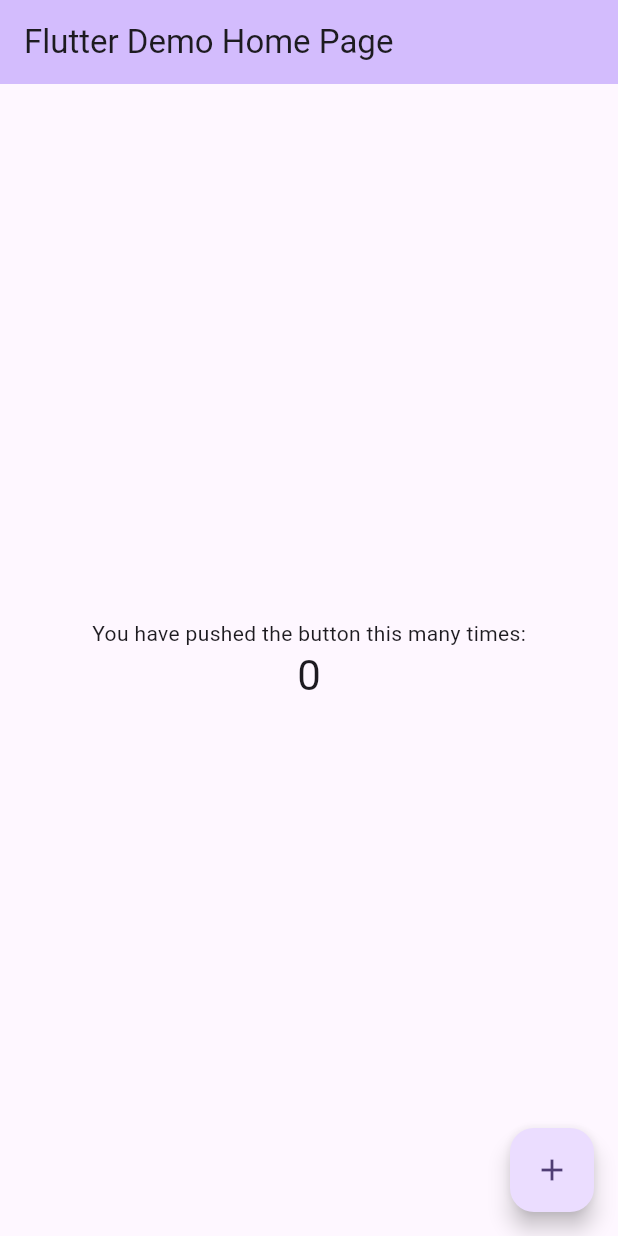
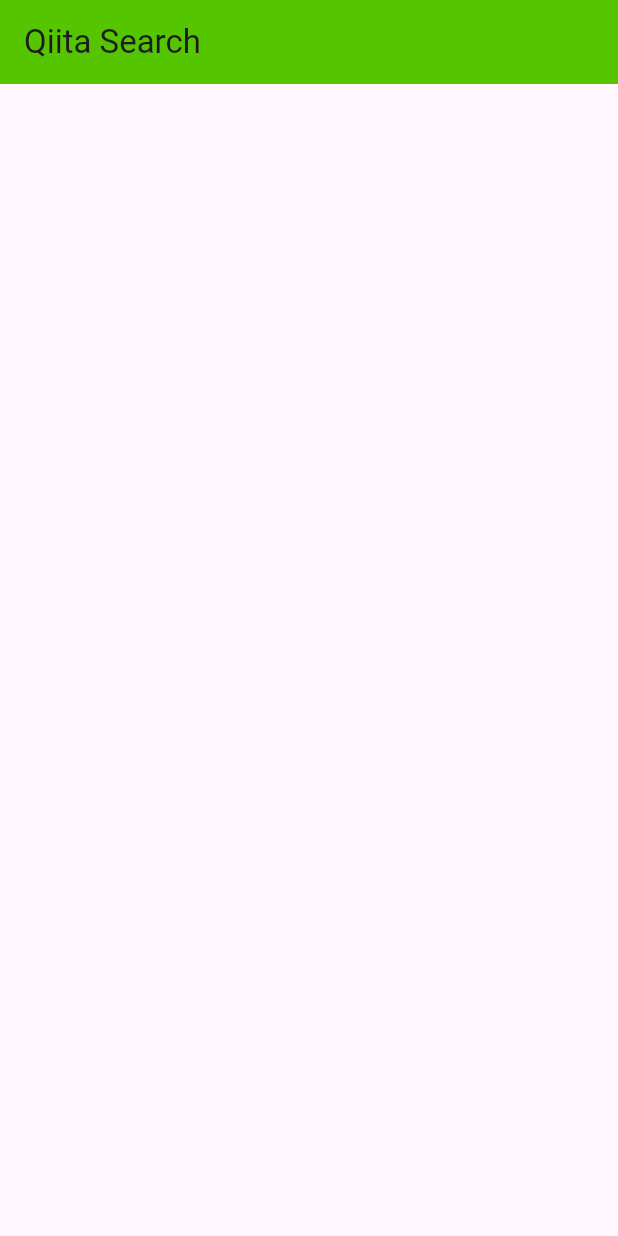
Before and after one commit to YuuuDays/Fultter_practice, a Flutter app: the screen it shows after launch, on a phone screen of 412 x 824 dp. Run offline on Flutter 3.47's test engine with Material 3 defaults, Android fonts, the phone set to English and light mode, and no system bars.

Commit message:
chapter4:ハンズオン

```diff
--- a/lib/main.dart
+++ b/lib/main.dart
@@ -1,122 +1,29 @@
 import 'package:flutter/material.dart';
+import 'package:practice_fultter/screens/search_screen.dart';
+
 
 void main() {
-  runApp(const MyApp());
+  runApp(const MainApp());
 }
 
-class MyApp extends StatelessWidget {
-  const MyApp({super.key});
+class MainApp extends StatelessWidget {
+  const MainApp({super.key});
 
-  // This widget is the root of your application.
   @override
   Widget build(BuildContext context) {
-    return MaterialApp(
-      title: 'Flutter Demo',
-      theme: ThemeData(
-        // This is the theme of your application.
-        //
-        // TRY THIS: Try running your application with "flutter run". You'll see
-        // the application has a purple toolbar. Then, without quitting the app,
-        // try changing the seedColor in the colorScheme below to Colors.green
-        // and then invoke "hot reload" (save your changes or press the "hot
-        // reload" button in a Flutter-supported IDE, or press "r" if you used
-        // the command line to start the app).
-        //
-        // Notice that the counter didn't reset back to zero; the application
-        // state is not lost during the reload. To reset the state, use hot
-        // restart instead.
-        //
-        // This works for code too, not just values: Most code changes can be
-        // tested with just a hot reload.
-        colorScheme: ColorScheme.fromSeed(seedColor: Colors.deepPurple),
+    return  MaterialApp(
+      title:'Qiita Seach',
+      theme:ThemeData(
+        primarySwatch:Colors.green,
+        fontFamily:'Hiragino Sans',
+        appBarTheme:const AppBarTheme(
+          backgroundColor:Color(0xFF55C500),
+        ),
+        textTheme:Theme.of(context).textTheme.apply(
+          bodyColor:Colors.white,
+        ),
       ),
-      home: const MyHomePage(title: 'Flutter Demo Home Page'),
+      home:const SearchScreen(),
     );
   }
 }
-
-class MyHomePage extends StatefulWidget {
-  const MyHomePage({super.key, required this.title});
-
-  // This widget is the home page of your application. It is stateful, meaning
-  // that it has a State object (defined below) that contains fields that affect
-  // how it looks.
-
-  // This class is the configuration for the state. It holds the values (in this
-  // case the title) provided by the parent (in this case the App widget) and
-  // used by the build method of the State. Fields in a Widget subclass are
-  // always marked "final".
-
-  final String title;
-
-  @override
-  State<MyHomePage> createState() => _MyHomePageState();
-}
-
-class _MyHomePageState extends State<MyHomePage> {
-  int _counter = 0;
-
-  void _incrementCounter() {
-    setState(() {
-      // This call to setState tells the Flutter framework that something has
-      // changed in this State, which causes it to rerun the build method below
-      // so that the display can reflect the updated values. If we changed
-      // _counter without calling setState(), then the build method would not be
-      // called again, and so nothing would appear to happen.
-      _counter++;
-    });
-  }
-
-  @override
-  Widget build(BuildContext context) {
-    // This method is rerun every time setState is called, for instance as done
-    // by the _incrementCounter method above.
-    //
-    // The Flutter framework has been optimized to make rerunning build methods
-    // fast, so that you can just rebuild anything that needs updating rather
-    // than having to individually change instances of widgets.
-    return Scaffold(
-      appBar: AppBar(
-        // TRY THIS: Try changing the color here to a specific color (to
-        // Colors.amber, perhaps?) and trigger a hot reload to see the AppBar
-        // change color while the other colors stay the same.
-        backgroundColor: Theme.of(context).colorScheme.inversePrimary,
-        // Here we take the value from the MyHomePage object that was created by
-        // the App.build method, and use it to set our appbar title.
-        title: Text(widget.title),
-      ),
-      body: Center(
-        // Center is a layout widget. It takes a single child and positions it
-        // in the middle of the parent.
-        child: Column(
-          // Column is also a layout widget. It takes a list of children and
-          // arranges them vertically. By default, it sizes itself to fit its
-          // children horizontally, and tries to be as tall as its parent.
-          //
-          // Column has various properties to control how it sizes itself and
-          // how it positions its children. Here we use mainAxisAlignment to
-          // center the children vertically; the main axis here is the vertical
-          // axis because Columns are vertical (the cross axis would be
-          // horizontal).
-          //
-          // TRY THIS: Invoke "debug painting" (choose the "Toggle Debug Paint"
-          // action in the IDE, or press "p" in the console), to see the
-          // wireframe for each widget.
-          mainAxisAlignment: MainAxisAlignment.center,
-          children: <Widget>[
-            const Text('You have pushed the button this many times:'),
-            Text(
-              '$_counter',
-              style: Theme.of(context).textTheme.headlineMedium,
-            ),
-          ],
-        ),
-      ),
-      floatingActionButton: FloatingActionButton(
-        onPressed: _incrementCounter,
-        tooltip: 'Increment',
-        child: const Icon(Icons.add),
-      ), // This trailing comma makes auto-formatting nicer for build methods.
-    );
-  }
-}
--- a/lib/screens/search_screen.dart
+++ b/lib/screens/search_screen.dart
@@ -1,7 +1,22 @@
 import 'package:flutter/material.dart';
 
-class SerchScreen extends StatefulWidget{
-    const SerchScreen({super.key});
+class SearchScreen extends StatefulWidget{
+    const SearchScreen({super.key});
 
+    @override
+    State<SearchScreen> createState()=>_SerchScreenState();
+}
 
+class _SerchScreenState extends State<SearchScreen>
+{
+    @override
+    Widget build(BuildContext context)
+    {
+        return Scaffold(
+            appBar:AppBar(
+                title:const Text('Qiita Search'),
+            ),
+            body:Container(),
+        );
+    }
 }
```
